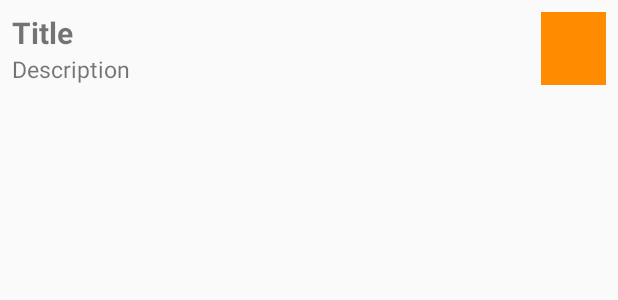
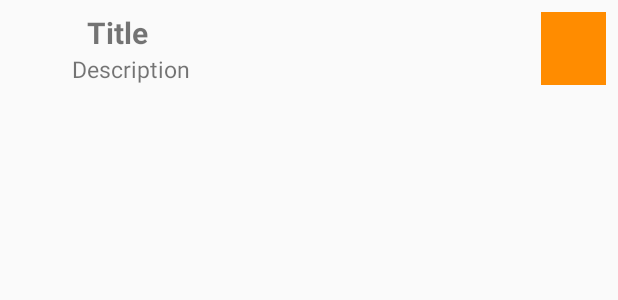
Before and after one commit to sherruh/TaskManagerAdvanced, an Android app: the layout list_task.xml on its own in the app's theme, with its tools: preview values and no code run, on a phone screen of 412 x 824 dp. Shown: the top 300 px of the screen. Run offline under Robolectric (Android 15) with nearby library versions, the phone set to English and light mode, and no system bars.

```diff
--- a/app/src/main/res/layout/list_task.xml
+++ b/app/src/main/res/layout/list_task.xml
@@ -16,6 +16,7 @@
         android:layout_weight="0.5">
         <TextView
             android:id="@+id/tetxTitle"
+            android:layout_marginLeft="50dp"
             android:layout_width="wrap_content"
             android:layout_height="wrap_content"
             android:textSize="20sp"
@@ -25,6 +26,7 @@
 
         <TextView
             android:id="@+id/textDescription"
+            android:layout_marginLeft="40dp"
             android:layout_width="wrap_content"
             android:layout_height="wrap_content"
             android:textSize="15sp"
```
